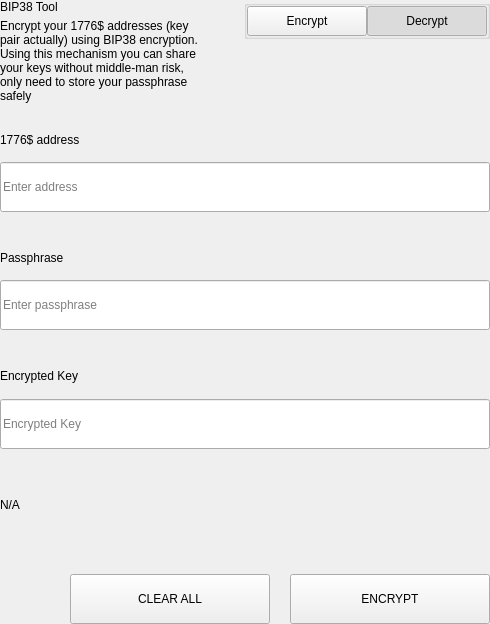
The window that src/qt/settings/forms/bittoolwidget.ui (OrganicLifeCoin/OrganLife-Core) describes before a commit, drawn with Qt 5.
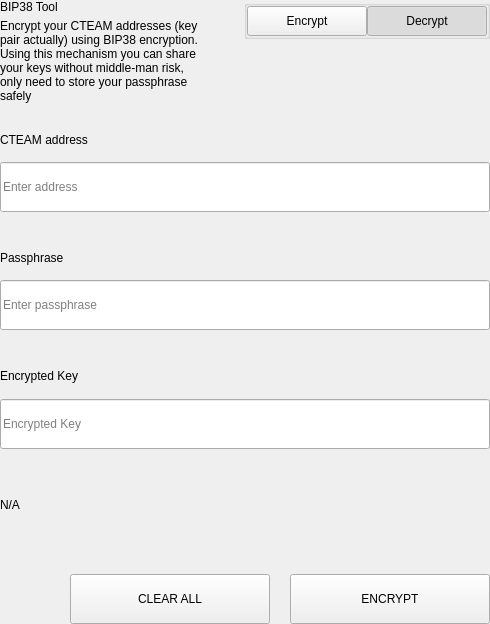
The same window after the commit.

Commit message: CTEAM mainnet release

```diff
--- a/src/qt/settings/forms/bittoolwidget.ui
+++ b/src/qt/settings/forms/bittoolwidget.ui
@@ -69,7 +69,7 @@
             <item>
              <widget class="QLabel" name="labelSubtitle1">
               <property name="text">
-               <string>Encrypt your 1776$ addresses (key pair actually) using BIP38 encryption.
+               <string>Encrypt your CTEAM addresses (key pair actually) using BIP38 encryption.
 Using this mechanism you can share your keys without middle-man risk, only need to store your passphrase safely</string>
               </property>
               <property name="wordWrap">
@@ -657,7 +657,7 @@
                   </size>
                  </property>
                  <property name="text">
-                  <string>1776$ address</string>
+                  <string>CTEAM address</string>
                  </property>
                 </widget>
                </item>
```
The commit also changes 130 other files.
